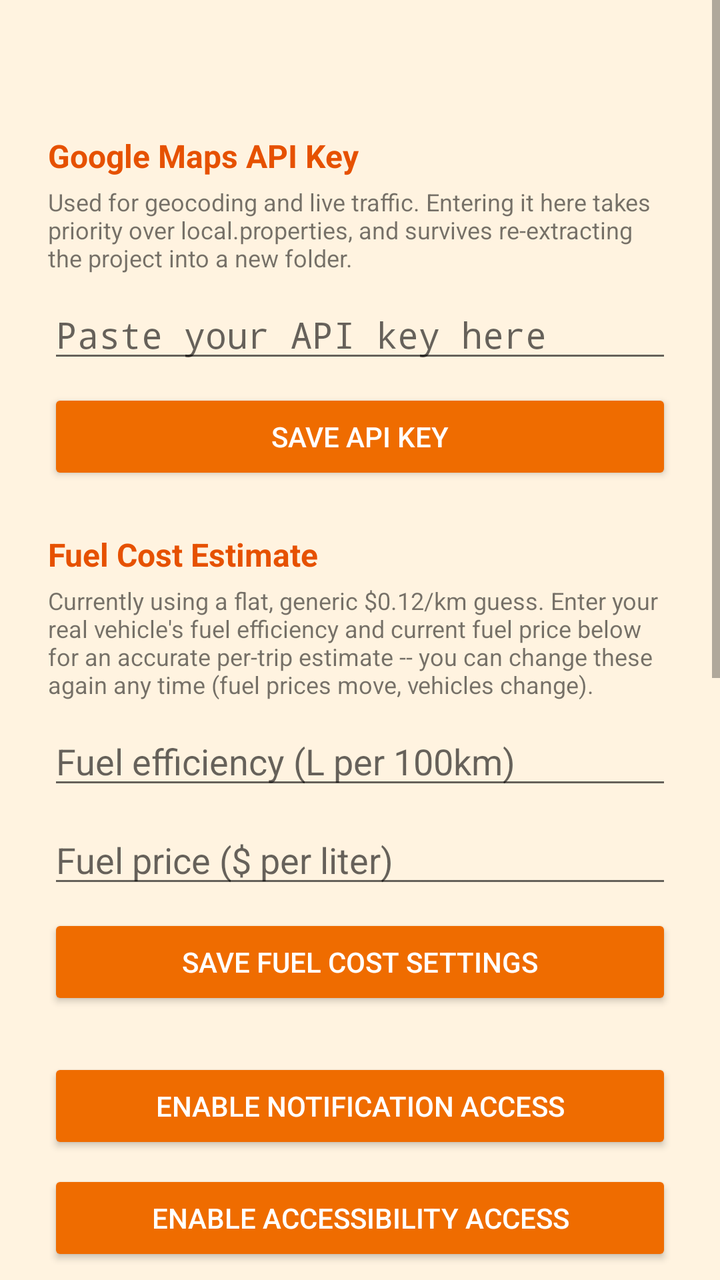
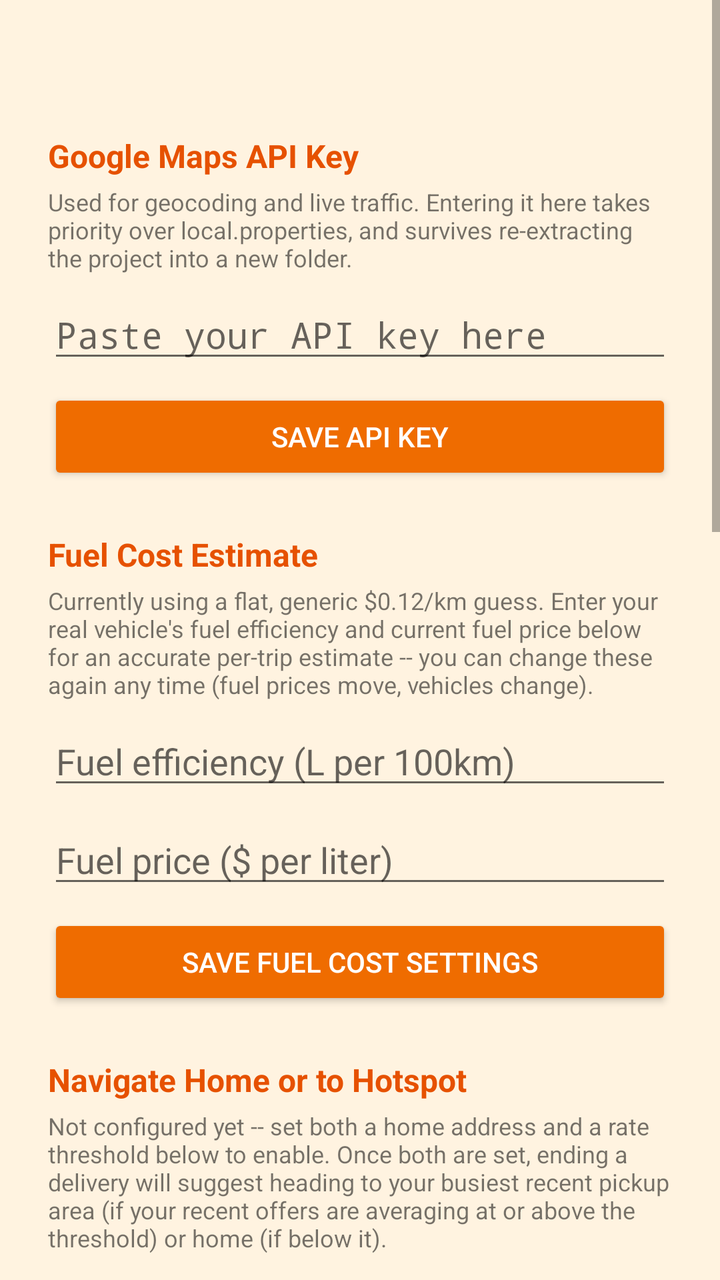

An Android layout rendered at two revisions. The XML below is the earlier revision; the diff shows what the commit changed to produce the second picture.
<!-- AndroidManifest.xml: activity theme Theme.DasherMonitor.Permissions -->
<!-- res/layout/activity_permissions.xml -->
<?xml version="1.0" encoding="utf-8"?>
<ScrollView xmlns:android="http://schemas.android.com/apk/res/android"
    android:layout_width="match_parent"
    android:layout_height="match_parent"
    android:background="@color/permissions_orange_light">

<LinearLayout
    android:layout_width="match_parent"
    android:layout_height="wrap_content"
    android:orientation="vertical"
    android:gravity="center_horizontal"
    android:padding="24dp">

    <TextView
        android:id="@+id/permissionStatusText"
        android:layout_width="match_parent"
        android:layout_height="wrap_content"
        android:textSize="14sp"
        android:text="" />

    <TextView
        android:layout_width="match_parent"
        android:layout_height="wrap_content"
        android:layout_marginTop="24dp"
        android:textSize="16sp"
        android:textStyle="bold"
        android:textColor="@color/permissions_orange_dark"
        android:text="@string/google_maps_api_key_heading" />

    <TextView
        android:layout_width="match_parent"
        android:layout_height="wrap_content"
        android:layout_marginTop="4dp"
        android:textSize="12sp"
        android:text="@string/google_maps_api_key_subtext" />

    <EditText
        android:id="@+id/apiKeyInput"
        android:layout_width="match_parent"
        android:layout_height="wrap_content"
        android:layout_marginTop="8dp"
        android:hint="@string/api_key_hint"
        android:inputType="textVisiblePassword"
        android:fontFamily="monospace"
        android:textColor="?android:attr/textColorPrimary"
        android:textColorHint="?android:attr/textColorSecondary" />

    <Button
        android:id="@+id/saveApiKeyButton"
        android:backgroundTint="?attr/colorPrimary"
        android:textColor="#FFFFFF"
        android:layout_width="match_parent"
        android:layout_height="wrap_content"
        android:layout_marginTop="8dp"
        android:text="@string/save_api_key" />

    <TextView
        android:layout_width="match_parent"
        android:layout_height="wrap_content"
        android:layout_marginTop="24dp"
        android:textSize="16sp"
        android:textStyle="bold"
        android:textColor="@color/permissions_orange_dark"
        android:text="@string/fuel_cost_heading" />

    <TextView
        android:id="@+id/fuelCostSubtext"
        android:layout_width="match_parent"
        android:layout_height="wrap_content"
        android:layout_marginTop="4dp"
        android:textSize="12sp"
        android:text="@string/fuel_cost_subtext_default" />

    <EditText
        android:id="@+id/fuelEfficiencyInput"
        android:layout_width="match_parent"
        android:layout_height="wrap_content"
        android:layout_marginTop="8dp"
        android:hint="@string/fuel_efficiency_hint"
        android:inputType="numberDecimal"
        android:textColor="?android:attr/textColorPrimary"
        android:textColorHint="?android:attr/textColorSecondary" />

    <EditText
        android:id="@+id/fuelPriceInput"
        android:layout_width="match_parent"
        android:layout_height="wrap_content"
        android:layout_marginTop="8dp"
        android:hint="@string/fuel_price_hint"
        android:inputType="numberDecimal"
        android:textColor="?android:attr/textColorPrimary"
        android:textColorHint="?android:attr/textColorSecondary" />

    <Button
        android:id="@+id/saveFuelCostButton"
        android:backgroundTint="?attr/colorPrimary"
        android:textColor="#FFFFFF"
        android:layout_width="match_parent"
        android:layout_height="wrap_content"
        android:layout_marginTop="8dp"
        android:text="@string/save_fuel_cost" />

    <Button
        android:id="@+id/notifAccessButton"
        android:backgroundTint="?attr/colorPrimary"
        android:textColor="#FFFFFF"
        android:layout_width="match_parent"
        android:layout_height="wrap_content"
        android:layout_marginTop="24dp"
        android:text="@string/enable_notification_access" />

    <Button
        android:id="@+id/accessibilityButton"
        android:backgroundTint="?attr/colorPrimary"
        android:textColor="#FFFFFF"
        android:layout_width="match_parent"
        android:layout_height="wrap_content"
        android:layout_marginTop="8dp"
        android:text="@string/enable_accessibility_access" />

    <Button
        android:id="@+id/overlayPermissionButton"
        android:backgroundTint="?attr/colorPrimary"
        android:textColor="#FFFFFF"
        android:layout_width="match_parent"
        android:layout_height="wrap_content"
        android:layout_marginTop="8dp"
        android:text="@string/enable_overlay_permission" />

    <Button
        android:id="@+id/batteryOptimizationButton"
        android:backgroundTint="?attr/colorPrimary"
        android:textColor="#FFFFFF"
        android:layout_width="match_parent"
        android:layout_height="wrap_content"
        android:layout_marginTop="8dp"
        android:text="@string/disable_battery_optimization" />

    <Button
        android:id="@+id/oemBackgroundButton"
        android:backgroundTint="?attr/colorPrimary"
        android:textColor="#FFFFFF"
        android:layout_width="match_parent"
        android:layout_height="wrap_content"
        android:layout_marginTop="8dp"
        android:visibility="gone"
        android:text="@string/open_oem_background_settings" />

    <Button
        android:id="@+id/activityRecognitionButton"
        android:backgroundTint="?attr/colorPrimary"
        android:textColor="#FFFFFF"
        android:layout_width="match_parent"
        android:layout_height="wrap_content"
        android:layout_marginTop="8dp"
        android:text="@string/enable_activity_recognition" />

    <TextView
        android:layout_width="match_parent"
        android:layout_height="wrap_content"
        android:layout_marginTop="24dp"
        android:textSize="16sp"
        android:textStyle="bold"
        android:textColor="@color/permissions_orange_dark"
        android:text="@string/screen_recording_heading" />

    <TextView
        android:layout_width="match_parent"
        android:layout_height="wrap_content"
        android:layout_marginTop="4dp"
        android:textSize="12sp"
        android:text="@string/screen_recording_subtext" />

    <LinearLayout
        android:layout_width="match_parent"
        android:layout_height="wrap_content"
        android:orientation="horizontal"
        android:gravity="center_vertical"
        android:layout_marginTop="8dp">

        <TextView
            android:layout_width="0dp"
            android:layout_height="wrap_content"
            android:layout_weight="1"
            android:textSize="14sp"
            android:text="@string/screen_recording_toggle" />

        <Switch
            android:id="@+id/screenRecordingSwitch"
            android:layout_width="wrap_content"
            android:layout_height="wrap_content" />

    </LinearLayout>

    <TextView
        android:id="@+id/screenRecordingStatusText"
        android:layout_width="match_parent"
        android:layout_height="wrap_content"
        android:layout_marginTop="4dp"
        android:textSize="12sp"
        android:text="@string/screen_recording_status_default" />

    <Button
        android:id="@+id/deleteAllRecordingsButton"
        android:backgroundTint="?attr/colorPrimary"
        android:textColor="#FFFFFF"
        android:layout_width="match_parent"
        android:layout_height="wrap_content"
        android:layout_marginTop="8dp"
        android:text="@string/delete_all_recordings" />

    <Button
        android:id="@+id/trustedContactsButton"
        android:backgroundTint="?attr/colorPrimary"
        android:textColor="#FFFFFF"
        android:layout_width="match_parent"
        android:layout_height="wrap_content"
        android:layout_marginTop="24dp"
        android:text="@string/nav_trusted_contacts" />

    <Button
        android:id="@+id/cannedRepliesButton"
        android:backgroundTint="?attr/colorPrimary"
        android:textColor="#FFFFFF"
        android:layout_width="match_parent"
        android:layout_height="wrap_content"
        android:layout_marginTop="8dp"
        android:text="@string/nav_canned_replies" />

</LinearLayout>
</ScrollView>
<!-- resources referenced by this layout -->
<resources>
  <color name="permissions_orange_dark">#E65100</color>
  <color name="permissions_orange_light">#FFF3E0</color>
  <string name="api_key_hint">Paste your API key here</string>
  <string name="delete_all_recordings">Delete All Recordings</string>
  <string name="disable_battery_optimization">Disable Battery Optimization</string>
  <string name="enable_accessibility_access">Enable Accessibility Access</string>
  <string name="enable_activity_recognition">Enable Activity Recognition (General-Driving Auto-Start)</string>
  <string name="enable_notification_access">Enable Notification Access</string>
  <string name="enable_overlay_permission">Enable Overlay Permission</string>
  <string name="fuel_cost_heading">Fuel Cost Estimate</string>
  <string name="fuel_cost_subtext_default">Currently using a flat, generic $0.12/km guess. Enter your real vehicle\'s fuel efficiency and current fuel price below for an accurate per-trip estimate -- you can change these again any time (fuel prices move, vehicles change).</string>
  <string name="fuel_efficiency_hint">Fuel efficiency (L per 100km)</string>
  <string name="fuel_price_hint">Fuel price ($ per liter)</string>
  <string name="google_maps_api_key_heading">Google Maps API Key</string>
  <string name="google_maps_api_key_subtext">Used for geocoding and live traffic. Entering it here takes priority over local.properties, and survives re-extracting the project into a new folder.</string>
  <string name="nav_canned_replies">Canned Replies</string>
  <string name="nav_trusted_contacts">Trusted Contacts</string>
  <string name="open_oem_background_settings">Fix Background/Autostart Settings</string>
  <string name="save_api_key">Save API Key</string>
  <string name="save_fuel_cost">Save Fuel Cost Settings</string>
  <string name="screen_recording_heading">Screen Recording</string>
  <string name="screen_recording_status_default">No recordings yet.</string>
  <string name="screen_recording_subtext">Records the WHOLE device screen for the duration of each trip, using Android\'s own screen-capture permission -- not just this app\'s UI. If you switch to another app mid-trip (messages, banking, anything), that is captured too. Off by default. Recordings are saved privately on this device only, never uploaded anywhere.</string>
  <string name="screen_recording_toggle">Record screen during trips</string>
  <style name="Theme.DasherMonitor.Permissions">
          <item name="colorPrimary">@color/permissions_orange</item>
          <item name="colorPrimaryDark">@color/permissions_orange_dark</item>
          <item name="colorAccent">@color/permissions_orange</item>
      </style>
  <color name="permissions_orange">#EF6C00</color>
</resources>

<!-- the commit's change to res/layout/activity_permissions.xml (unified diff, before → after) -->
@@ -100,6 +100,61 @@
         android:layout_marginTop="8dp"
         android:text="@string/save_fuel_cost" />
 
+    <TextView
+        android:layout_width="match_parent"
+        android:layout_height="wrap_content"
+        android:layout_marginTop="24dp"
+        android:textSize="16sp"
+        android:textStyle="bold"
+        android:textColor="@color/permissions_orange_dark"
+        android:text="@string/shift_routing_heading" />
+
+    <TextView
+        android:id="@+id/shiftRoutingSubtext"
+        android:layout_width="match_parent"
+        android:layout_height="wrap_content"
+        android:layout_marginTop="4dp"
+        android:textSize="12sp"
+        android:text="@string/shift_routing_subtext_default" />
+
+    <EditText
+        android:id="@+id/homeAddressInput"
+        android:layout_width="match_parent"
+        android:layout_height="wrap_content"
+        android:layout_marginTop="8dp"
+        android:hint="@string/home_address_hint"
+        android:inputType="textPostalAddress"
+        android:textColor="?android:attr/textColorPrimary"
+        android:textColorHint="?android:attr/textColorSecondary" />
+
+    <Button
+        android:id="@+id/saveHomeAddressButton"
+        android:backgroundTint="?attr/colorPrimary"
+        android:textColor="#FFFFFF"
+        android:layout_width="match_parent"
+        android:layout_height="wrap_content"
+        android:layout_marginTop="8dp"
+        android:text="@string/save_home_address" />
+
+    <EditText
+        android:id="@+id/rateThresholdInput"
+        android:layout_width="match_parent"
+        android:layout_height="wrap_content"
+        android:layout_marginTop="8dp"
+        android:hint="@string/rate_threshold_hint"
+        android:inputType="numberDecimal"
+        android:textColor="?android:attr/textColorPrimary"
+        android:textColorHint="?android:attr/textColorSecondary" />
+
+    <Button
+        android:id="@+id/saveRateThresholdButton"
+        android:backgroundTint="?attr/colorPrimary"
+        android:textColor="#FFFFFF"
+        android:layout_width="match_parent"
+        android:layout_height="wrap_content"
+        android:layout_marginTop="8dp"
+        android:text="@string/save_rate_threshold" />
+
     <Button
         android:id="@+id/notifAccessButton"
         android:backgroundTint="?attr/colorPrimary"
<!-- resource entries referenced after the edit -->
@@ -15,15 +15,21 @@
   <string name="fuel_price_hint">Fuel price ($ per liter)</string>
   <string name="google_maps_api_key_heading">Google Maps API Key</string>
   <string name="google_maps_api_key_subtext">Used for geocoding and live traffic. Entering it here takes priority over local.properties, and survives re-extracting the project into a new folder.</string>
+  <string name="home_address_hint">Home address</string>
   <string name="nav_canned_replies">Canned Replies</string>
   <string name="nav_trusted_contacts">Trusted Contacts</string>
   <string name="open_oem_background_settings">Fix Background/Autostart Settings</string>
+  <string name="rate_threshold_hint">Rate threshold ($ per hour)</string>
   <string name="save_api_key">Save API Key</string>
   <string name="save_fuel_cost">Save Fuel Cost Settings</string>
+  <string name="save_home_address">Save Home Address</string>
+  <string name="save_rate_threshold">Save Rate Threshold</string>
   <string name="screen_recording_heading">Screen Recording</string>
   <string name="screen_recording_status_default">No recordings yet.</string>
   <string name="screen_recording_subtext">Records the WHOLE device screen for the duration of each trip, using Android\'s own screen-capture permission -- not just this app\'s UI. If you switch to another app mid-trip (messages, banking, anything), that is captured too. Off by default. Recordings are saved privately on this device only, never uploaded anywhere.</string>
   <string name="screen_recording_toggle">Record screen during trips</string>
+  <string name="shift_routing_heading">Navigate Home or to Hotspot</string>
+  <string name="shift_routing_subtext_default">Not configured yet -- set both a home address and a rate threshold below to enable. Once both are set, ending a delivery will suggest heading to your busiest recent pickup area (if your recent offers are averaging at or above the threshold) or home (if below it).</string>
   <style name="Theme.DasherMonitor.Permissions">
           <item name="colorPrimary">@color/permissions_orange</item>
           <item name="colorPrimaryDark">@color/permissions_orange_dark</item>
